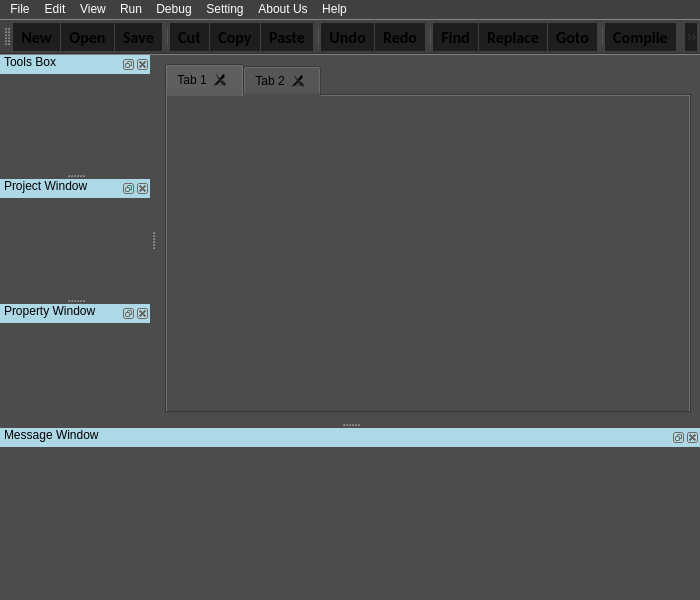
First picture: the form in mainForm.ui, repository Ezapiyallp/Ezapiya-IDE, before the edit.
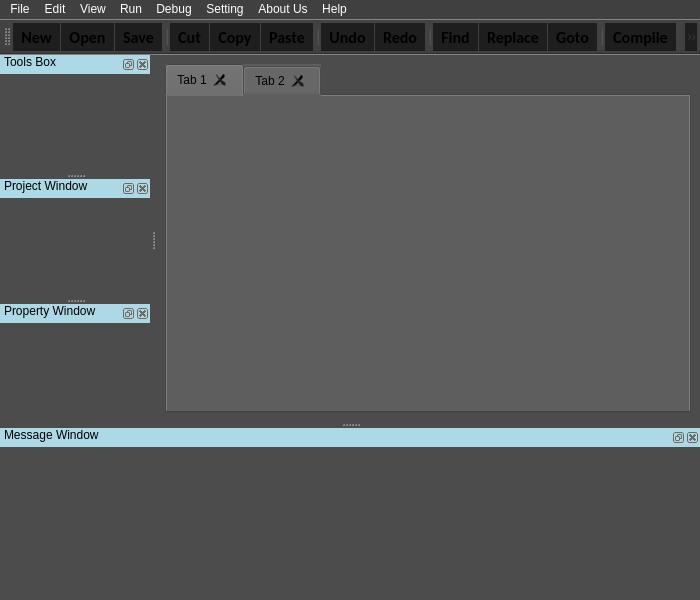
Second picture: the form after the edit. Icons and pictures are not drawn.

The edit to the form file:
```diff
--- a/mainForm.ui
+++ b/mainForm.ui
@@ -20,6 +20,9 @@
    <layout class="QHBoxLayout" name="horizontalLayout">
     <item>
      <widget class="QTabWidget" name="tabWidget">
+      <property name="styleSheet">
+       <string notr="true">background-color: rgb(94, 94, 94);</string>
+      </property>
       <property name="currentIndex">
        <number>0</number>
       </property>
```
